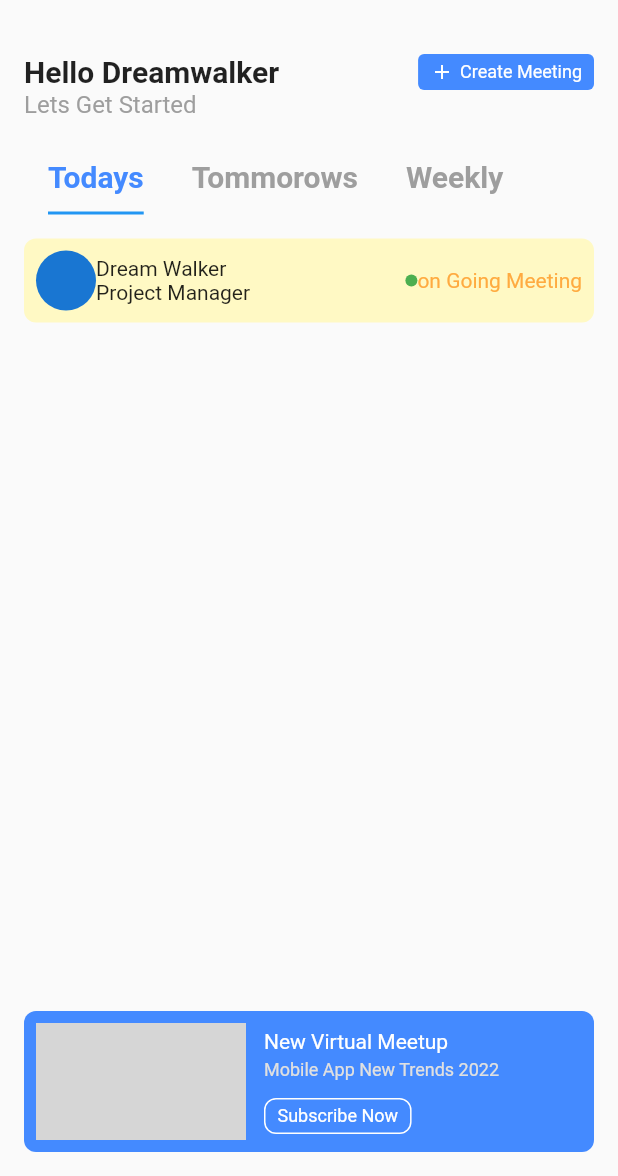
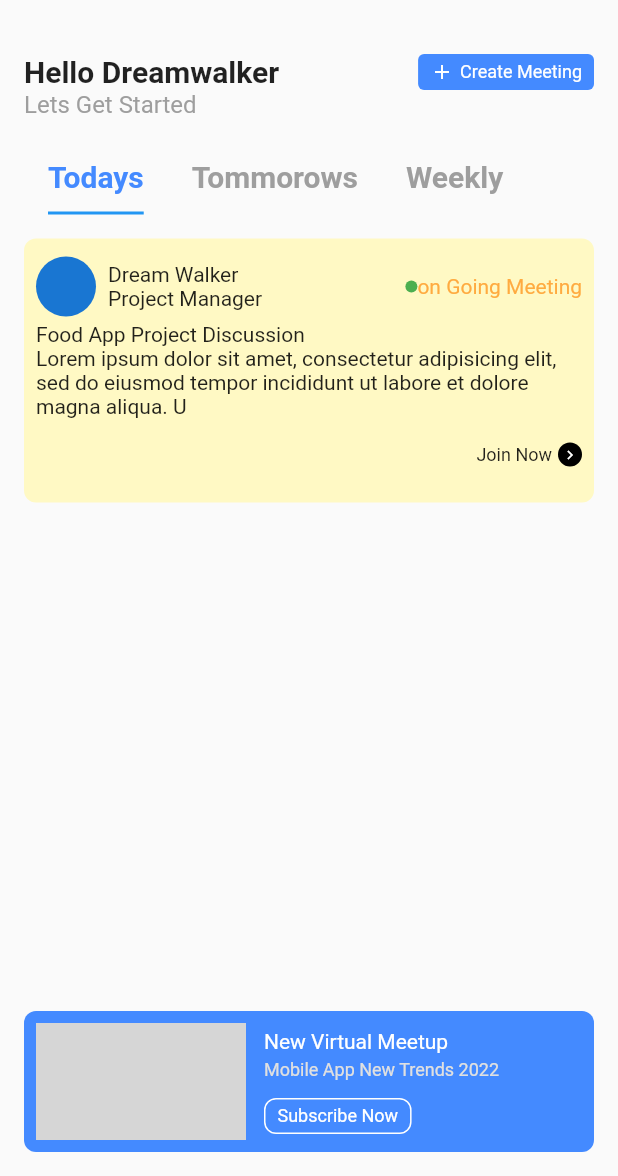
Before and after one commit to JAICHANGPARK/flutter_notebook_19th_story, a Flutter app: the screen it shows after launch, on a phone screen of 412 x 824 dp, the part 60-1236 px from its top. Run offline on Flutter 3.47's test engine with Material 2 defaults, Android fonts, the phone set to English and light mode, and no system bars; our stand-ins replace bubble_tab_indicator, cached_network_image, countup, fl_chart, flutter_riverpod, freezed_annotation and 2 more; network calls fail; grey boxes are pictures that could not be loaded.

Commit message:
Update meeting_todays_widget.dart

```diff
--- a/lib/ep1139_office_meeting_app/src/ui/meeting_todays_widget.dart
+++ b/lib/ep1139_office_meeting_app/src/ui/meeting_todays_widget.dart
@@ -21,12 +21,15 @@ class _MeetingTodaysWidgetState extends State<MeetingTodaysWidget> {
               Row(
                 children: [
                   CircleAvatar(),
-                  Column(
-                    crossAxisAlignment: CrossAxisAlignment.start,
-                    children: [
-                      Text("Dream Walker"),
-                      Text("Project Manager"),
-                    ],
+                  Padding(
+                    padding: const EdgeInsets.all(8.0),
+                    child: Column(
+                      crossAxisAlignment: CrossAxisAlignment.start,
+                      children: [
+                        Text("Dream Walker"),
+                        Text("Project Manager"),
+                      ],
+                    ),
                   ),
                   Spacer(),
                   CircleAvatar(
@@ -41,6 +44,43 @@ class _MeetingTodaysWidgetState extends State<MeetingTodaysWidget> {
                   )
                 ],
               ),
+              Text("Food App Project Discussion"),
+              Text(
+                "Lorem ipsum dolor sit amet, consectetur adipisicing elit, sed do eiusmod tempor incididunt ut labore et dolore magna aliqua. U",
+              ),
+              Row(
+                children: [
+                  Expanded(
+                      child: SizedBox(
+                    height: 48,
+                  )),
+                  Container(
+                    decoration: BoxDecoration(),
+                    child: Row(
+                      children: [
+                        Text(
+                          "Join Now",
+                          style: TextStyle(
+                            fontSize: 12,
+                          ),
+                        ),
+                        SizedBox(
+                          width: 4,
+                        ),
+                        CircleAvatar(
+                          radius: 8,
+                          backgroundColor: Colors.black,
+                          child: Icon(
+                            Icons.keyboard_arrow_right,
+                            color: Colors.white,
+                            size: 12,
+                          ),
+                        )
+                      ],
+                    ),
+                  )
+                ],
+              ),
             ],
           ),
         )
```
